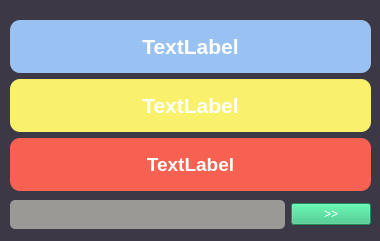
Old version of the form main.ui in the repository ouldevloper/500-common-russian-verbs.
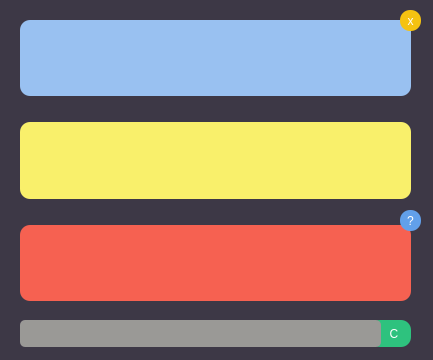
New version of the form.

What changed in the file:
```diff
--- a/main.ui
+++ b/main.ui
@@ -6,10 +6,22 @@
    <rect>
     <x>0</x>
     <y>0</y>
-    <width>380</width>
-    <height>241</height>
+    <width>433</width>
+    <height>360</height>
    </rect>
   </property>
+  <property name="minimumSize">
+   <size>
+    <width>433</width>
+    <height>360</height>
+   </size>
+  </property>
+  <property name="maximumSize">
+   <size>
+    <width>433</width>
+    <height>360</height>
+   </size>
+  </property>
   <property name="windowTitle">
    <string>MainWindow</string>
   </property>
@@ -18,17 +30,19 @@
 background-color: rgb(61, 56, 70);</string>
   </property>
   <widget class="QWidget" name="centralwidget">
-   <widget class="QWidget" name="">
+   <widget class="QWidget" name="layoutWidget">
     <property name="geometry">
      <rect>
       <x>10</x>
-      <y>20</y>
-      <width>361</width>
-      <height>171</height>
+      <y>10</y>
+      <width>411</width>
+      <height>301</height>
      </rect>
     </property>
     <layout class="QVBoxLayout" name="verticalLayout">
      <item>
+      <layout class="QGridLayout" name="gridLayout">
+       <item row="0" column="0">
       <widget class="QLabel" name="ru_verb">
        <property name="font">
         <font>
@@ -38,16 +52,19 @@
         </font>
        </property>
        <property name="styleSheet">
-        <string notr="true">background-color: rgb(153, 193, 241);
+          <string notr="true">margin:10px;
+background-color: rgb(153, 193, 241);
 border-radius: 10px;</string>
        </property>
        <property name="text">
-        <string>TextLabel</string>
+          <string/>
        </property>
        <property name="alignment">
         <set>Qt::AlignCenter</set>
        </property>
       </widget>
+       </item>
+      </layout>
      </item>
      <item>
       <widget class="QLabel" name="ru_verb_complete">
@@ -60,10 +77,11 @@
        </property>
        <property name="styleSheet">
         <string notr="true">background-color: rgb(249, 240, 107);
+margin:10px;
 border-radius:10px;</string>
        </property>
        <property name="text">
-        <string>TextLabel</string>
+        <string/>
        </property>
        <property name="alignment">
         <set>Qt::AlignCenter</set>
@@ -81,10 +99,11 @@
        </property>
        <property name="styleSheet">
         <string notr="true">background-color: rgb(246, 97, 81);
-border-radius:10px;</string>
+border-radius:10px;
+margin:10px;</string>
        </property>
        <property name="text">
-        <string>TextLabel</string>
+        <string/>
        </property>
        <property name="alignment">
         <set>Qt::AlignCenter</set>
@@ -93,44 +112,103 @@
      </item>
     </layout>
    </widget>
-   <widget class="QWidget" name="">
+   <widget class="QPushButton" name="skip">
     <property name="geometry">
      <rect>
-      <x>10</x>
-      <y>200</y>
-      <width>361</width>
-      <height>29</height>
+      <x>400</x>
+      <y>10</y>
+      <width>21</width>
+      <height>21</height>
      </rect>
     </property>
-    <layout class="QHBoxLayout" name="horizontalLayout">
-     <item>
+    <property name="styleSheet">
+     <string notr="true">border-radius:10px;
+font: 16pt &quot;Cantarell&quot;;
+background-color: rgb(245, 194, 17);
+
+</string>
+    </property>
+    <property name="text">
+     <string>x</string>
+    </property>
+   </widget>
+   <widget class="QPushButton" name="submit">
+    <property name="geometry">
+     <rect>
+      <x>370</x>
+      <y>320</y>
+      <width>41</width>
+      <height>27</height>
+     </rect>
+    </property>
+    <property name="maximumSize">
+     <size>
+      <width>70</width>
+      <height>100</height>
+     </size>
+    </property>
+    <property name="styleSheet">
+     <string notr="true">background-color: rgb(46, 194, 126);
+border-raduis:10px;
+color:white;
+border-radius:10px;</string>
+    </property>
+    <property name="text">
+     <string>  C</string>
+    </property>
+   </widget>
       <widget class="QLineEdit" name="answer">
+    <property name="geometry">
+     <rect>
+      <x>10</x>
+      <y>320</y>
+      <width>371</width>
+      <height>27</height>
+     </rect>
+    </property>
        <property name="sizePolicy">
         <sizepolicy hsizetype="Expanding" vsizetype="Preferred">
          <horstretch>0</horstretch>
          <verstretch>0</verstretch>
         </sizepolicy>
        </property>
+    <property name="maximumSize">
+     <size>
+      <width>16777215</width>
+      <height>16777215</height>
+     </size>
+    </property>
        <property name="styleSheet">
         <string notr="true">background-color: rgb(154, 153, 150);
-border-radius:5px;</string>
-       </property>
-      </widget>
-     </item>
-     <item>
-      <widget class="QPushButton" name="submit">
+border-radius:5px;
+margin-left:10px;</string>
+    </property>
+   </widget>
+   <widget class="QPushButton" name="help">
+    <property name="geometry">
+     <rect>
+      <x>400</x>
+      <y>210</y>
+      <width>21</width>
+      <height>21</height>
+     </rect>
+    </property>
        <property name="styleSheet">
-        <string notr="true">background-color: rgb(46, 194, 126);
-border-raduis:10px;
-color:white;</string>
+     <string notr="true">border-radius:10px;
+font: 16pt &quot;Cantarell&quot;;
+background-color: rgb(98, 160, 234);
+
+</string>
        </property>
        <property name="text">
-        <string>&gt;&gt;</string>
-       </property>
-      </widget>
-     </item>
-    </layout>
-   </widget>
+     <string>?</string>
+    </property>
+   </widget>
+   <zorder>submit</zorder>
+   <zorder>layoutWidget</zorder>
+   <zorder>skip</zorder>
+   <zorder>answer</zorder>
+   <zorder>help</zorder>
   </widget>
  </widget>
  <resources/>
```
Left out of the diff: 2 changed lines with no effect on the pictures. Lines whose indentation alone changed are shown as unchanged.
